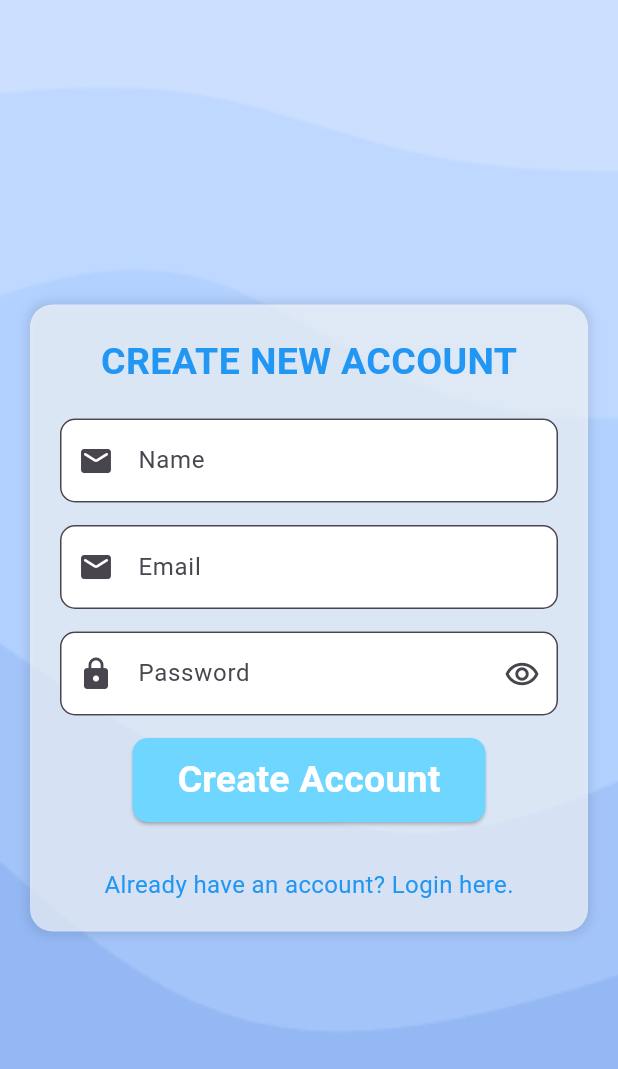
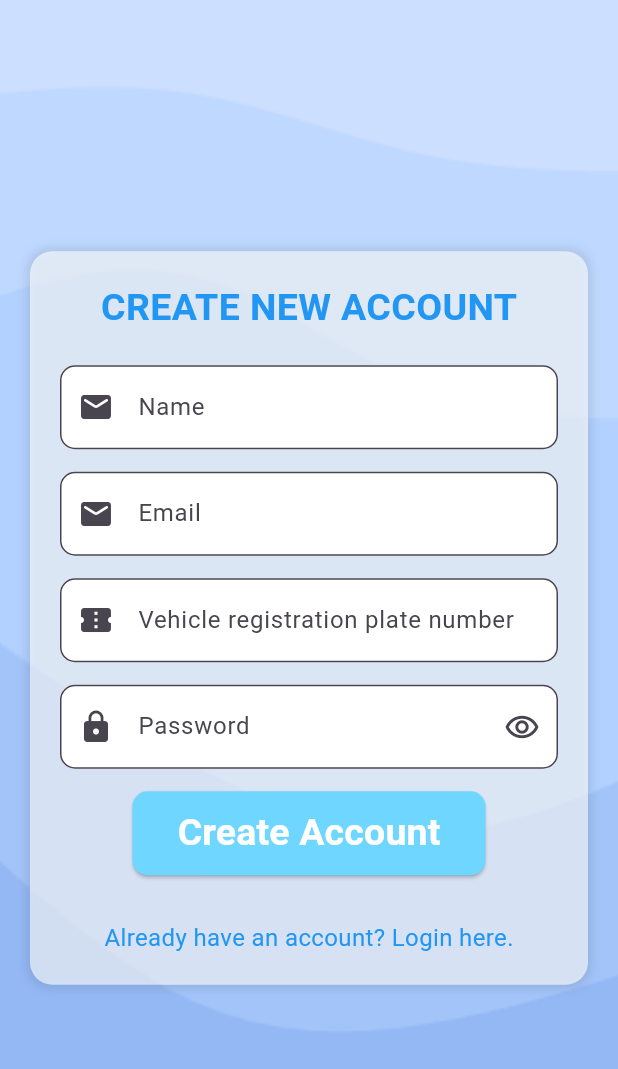
Before and after one commit to pranavgaikwadcodes/ev_charging_station, a Flutter app: the SignupScreen screen opened directly, on a phone screen of 412 x 824 dp. Shown: the top 1069 px of the screen. Run offline on Flutter 3.47's test engine with Material 3 defaults, Android fonts, the phone set to English and light mode, and no system bars; our stand-ins replace cloud_firestore, firebase_auth, firebase_core, flutter_native_splash, flutter_rating_bar, fluttertoast and 5 more; missing offline and left inert: razorpay_flutter; accounts and stored records are empty.

Commit message:
Updated
Pop up while registration, login, logout, booked successfully.
Time disable if in past for slot booking.
vehicle number plate add in detail while register, can check in profile section.

```diff
--- a/lib/features/screens/profile/profile.dart
+++ b/lib/features/screens/profile/profile.dart
@@ -16,6 +16,7 @@ class _UserProfilePageState extends State<UserProfilePage> {
   late TextEditingController nameController;
   late TextEditingController mobileController;
   late TextEditingController ageController;
+  late TextEditingController vehicleRegistrationPlate;
 
   @override
   void initState() {
@@ -24,6 +25,7 @@ class _UserProfilePageState extends State<UserProfilePage> {
     nameController = TextEditingController();
     mobileController = TextEditingController();
     ageController = TextEditingController();
+    vehicleRegistrationPlate = TextEditingController();
 
     // Fetch user data from Firestore
     fetchUserData();
@@ -40,6 +42,7 @@ class _UserProfilePageState extends State<UserProfilePage> {
         nameController.text = userData['name'] ?? '';
         mobileController.text = userData['mobile'] ?? '';
         ageController.text = userData['age'] ?? '';
+        vehicleRegistrationPlate.text = userData['vehicleRegistrationPlateNumber'] ?? '';
 
         // Print the user data for debugging purposes
         print("User Data: $userData");
@@ -112,6 +115,7 @@ class _UserProfilePageState extends State<UserProfilePage> {
                     buildProfileTextField("Name", Icons.person, nameController),
                     buildProfileTextField("Mobile", Icons.call, mobileController),
                     buildProfileTextField("Age", Icons.handshake, ageController),
+                    buildProfileTextField("vehicle Registration Plate", Icons.handshake, vehicleRegistrationPlate),
                     const SizedBox(height: 24),
                     SizedBox(
                       height: 50,
--- a/lib/features/screens/signup/signup.dart
+++ b/lib/features/screens/signup/signup.dart
@@ -12,6 +12,7 @@ class AuthController extends GetxController {
 
   TextEditingController nameController = TextEditingController();
   TextEditingController emailController = TextEditingController();
+  TextEditingController vehicleRegistrationPlateNumberController = TextEditingController();
   TextEditingController passwordController = TextEditingController();
 
   final auth = FirebaseAuth.instance;
@@ -42,9 +43,20 @@ class AuthController extends GetxController {
       await _db.collection("users").doc(emailController.text.trim()).set({
         "email": emailController.text.trim(),
         "name": nameController.text.trim(),
+        "vehicleRegistrationPlateNumber": vehicleRegistrationPlateNumberController.text.trim(),
       });
 
       isLoading.value = false;
+      // Show toast message
+      Fluttertoast.showToast(
+        msg: "Registration successful, Logging you in...",
+        toastLength: Toast.LENGTH_SHORT,
+        gravity: ToastGravity.BOTTOM,
+        timeInSecForIosWeb: 1,
+        backgroundColor: Colors.green,
+        textColor: Colors.white,
+        fontSize: 16.0,
+      );
 
       Get.to(() => HomeScreen());
     } on FirebaseAuthException catch (e) {
@@ -156,6 +168,21 @@ class SignupScreen extends StatelessWidget {
                               ),
                             ),
                             const SizedBox(height: 15),
+                            // Number Plate
+                            TextFormField(
+                              controller: authController.vehicleRegistrationPlateNumberController,
+                              style: const TextStyle(color: Colors.black),
+                              decoration: InputDecoration(
+                                filled: true,
+                                fillColor: Colors.white,
+                                labelText: "Vehicle registration plate number",
+                                prefixIcon: const Icon(Icons.confirmation_number),
+                                border: OutlineInputBorder(
+                                  borderRadius: BorderRadius.circular(10),
+                                ),
+                              ),
+                            ),
+                            const SizedBox(height: 15),
 
                             // Password
                             Obx(
```
Also changed, not shown: lib/features/screens/home/home.dart (+37 -11 lines), lib/features/screens/login/login.dart (+11 -1 lines), lib/features/screens/payment/razorpay_payment.dart (+11 -1 lines).
